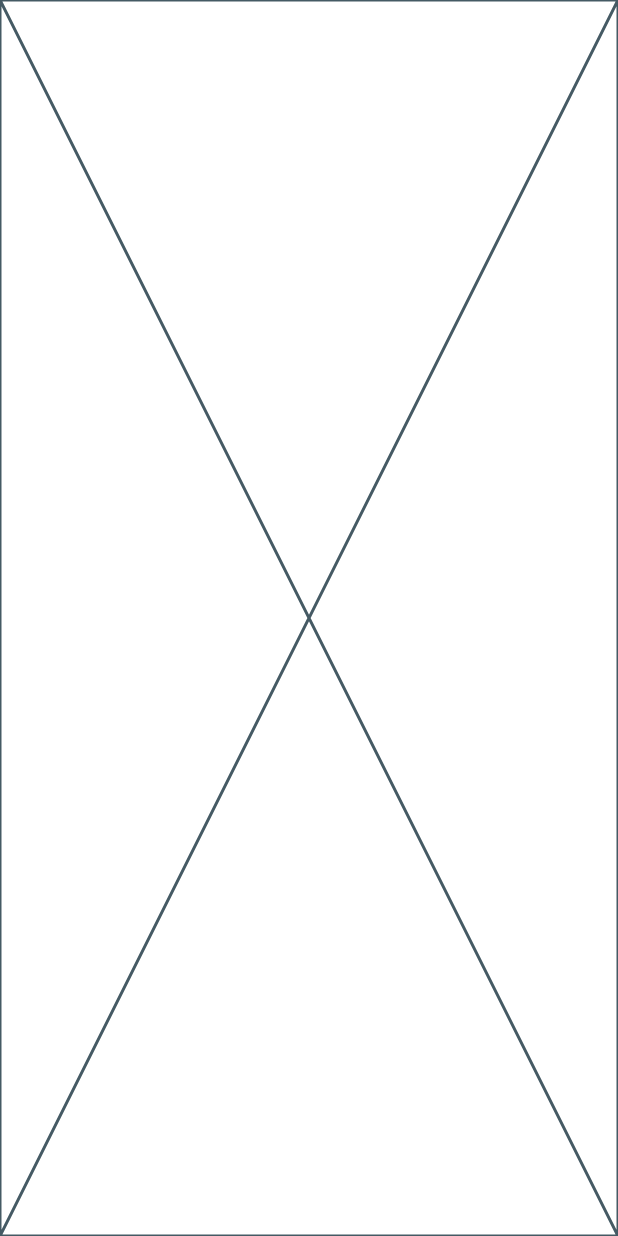
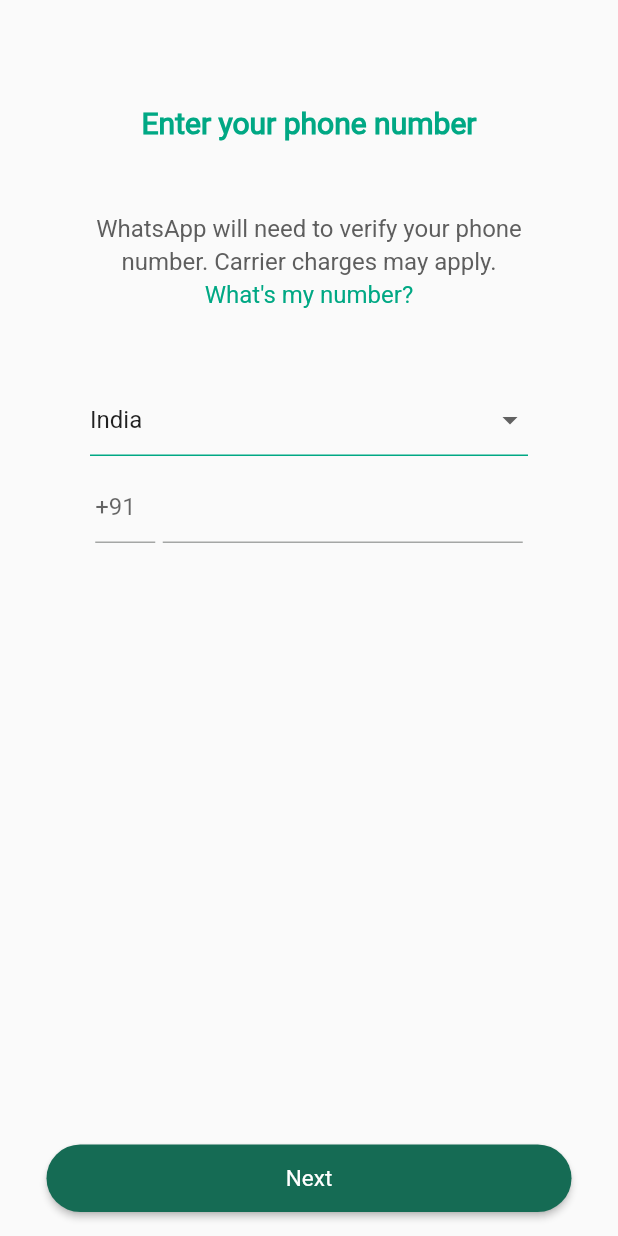
Before and after one commit to itssubhamroy23/WhatsApp-Clone, a Flutter app: the screen it shows after launch, after a tap on "Agree and Continue", on a phone screen of 412 x 824 dp. Run offline on Flutter 3.47's test engine with Material 3 defaults, Android fonts, the phone set to English and light mode, and no system bars.

Commit message:
Login page Completed

```diff
--- a/lib/main.dart
+++ b/lib/main.dart
@@ -15,9 +15,9 @@ class MyApp extends StatelessWidget {
       debugShowCheckedModeBanner: false,
       title: 'WhatsApp',
       theme: ThemeData(
-        colorScheme: ColorScheme.fromSeed(seedColor: Color(0XFF00A884)),
-        useMaterial3: false,
-      ),
+          colorScheme: ColorScheme.fromSeed(seedColor: Color(0XFF00A884)),
+          useMaterial3: false,
+          fontFamily: "Regular"),
       // ignore: prefer_const_constructors
       home: SplashScreen(),
     );
--- a/lib/screens/Login/login_screen.dart
+++ b/lib/screens/Login/login_screen.dart
@@ -1,10 +1,154 @@
 import 'package:flutter/material.dart';
+import 'package:whatsapp_clone/widgets/uihelper.dart';
 
-class LoginScreen extends StatelessWidget {
-  const LoginScreen({super.key});
+class LoginScreen extends StatefulWidget {
+  @override
+  State<LoginScreen> createState() => _LoginScreenState();
+}
+
+class _LoginScreenState extends State<LoginScreen> {
+  TextEditingController phoneController = TextEditingController();
+  String selectedCountry = "India";
+
+  List<String> countries = [
+    "Afghanistan",
+    "Albania",
+    "Algeria",
+    "Andorra",
+    "Angola",
+    "Argentina",
+    "Armenia",
+    "Australia",
+    "Austria",
+    "Azerbaijan",
+    "Bahamas",
+    "Bahrain",
+    "Bangladesh",
+    "Barbados",
+    "Belarus",
+    "Belgium",
+    "Belize",
+    "Benin",
+    "Bhutan",
+    "Bolivia",
+    "India"
+  ];
 
   @override
   Widget build(BuildContext context) {
-    return const Placeholder();
+    return Scaffold(
+      body: Column(
+        children: [
+          const SizedBox(
+            height: 70,
+          ),
+          Center(
+            child: Uihelper.customText(
+                text: "Enter your phone number",
+                height: 20,
+                color: const Color(0XFF00A884),
+                fontweight: FontWeight.bold),
+          ),
+          const SizedBox(
+            height: 50,
+          ),
+          Uihelper.customText(
+              text: "WhatsApp will need to verify your phone", height: 16),
+          const SizedBox(
+            height: 3,
+          ),
+          Uihelper.customText(
+              text: "number. Carrier charges may apply.", height: 16),
+          const SizedBox(
+            height: 3,
+          ),
+          Uihelper.customText(
+              text: "What's my number?",
+              height: 16,
+              color: const Color(0xff00A884),
+              fontweight: FontWeight.w400),
+          const SizedBox(
+            height: 50,
+          ),
+          Padding(
+            padding: const EdgeInsets.only(left: 60, right: 60),
+            child: DropdownButtonFormField(
+              items: countries.map((String country) {
+                return DropdownMenuItem(
+                  child: Text(country.toString()),
+                  value: country,
+                );
+              }).toList(),
+              onChanged: (value) {
+                setState(
+                  () {
+                    selectedCountry = value!;
+                  },
+                );
+              },
+              value: selectedCountry,
+              decoration: const InputDecoration(
+                enabledBorder: UnderlineInputBorder(
+                  borderSide: BorderSide(
+                    color: Color(0xff00A884),
+                  ),
+                ),
+                focusedBorder: UnderlineInputBorder(
+                    borderSide: BorderSide(
+                  color: Color(0xff00A884),
+                )),
+              ),
+            ),
+          ),
+          const SizedBox(
+            height: 10,
+          ),
+          Row(
+            mainAxisAlignment: MainAxisAlignment.center,
+            children: [
+              const SizedBox(
+                width: 40,
+                child: TextField(
+                  keyboardType: TextInputType.number,
+                  decoration: InputDecoration(
+                    hintText: "+91",
+                    border: UnderlineInputBorder(
+                      borderSide: BorderSide(
+                        color: Color(0xff00A884),
+                      ),
+                    ),
+                    focusedBorder: UnderlineInputBorder(
+                      borderSide: BorderSide(
+                        color: Color(0xff00A884),
+                      ),
+                    ),
+                  ),
+                ),
+              ),
+              const SizedBox(
+                width: 5,
+              ),
+              SizedBox(
+                width: 240,
+                child: TextField(
+                  keyboardType: TextInputType.number,
+                  controller: phoneController,
+                  decoration: const InputDecoration(
+                    border: UnderlineInputBorder(
+                      borderSide: BorderSide(
+                        color: Color(0xff00A884),
+                      ),
+                    ),
+                  ),
+                ),
+              )
+            ],
+          )
+        ],
+      ),
+      floatingActionButton:
+          Uihelper.customButton(callback: () {}, buttonname: "Next"),
+      floatingActionButtonLocation: FloatingActionButtonLocation.centerFloat,
+    );
   }
 }
```
